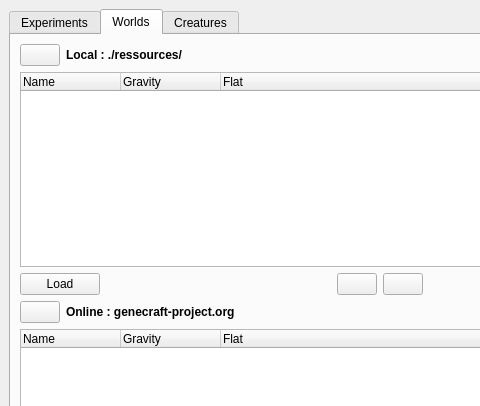
The window that src/genelab/core/ui/widgets/experiments/ressourcesbrowser.ui (GeneCraft/GeneCraft-Project) describes before a commit, drawn with Qt 5; both pictures show x 0 to 480 and y 0 to 406 of the 720 by 591 pixel window.
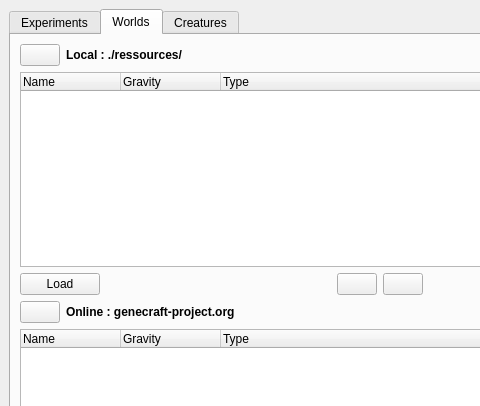
The same window after the commit. The open tabs and pages were chosen to show the change. Icons and pictures are not drawn.

The edit to the form file:
```diff
--- a/src/genelab/core/ui/widgets/experiments/ressourcesbrowser.ui
+++ b/src/genelab/core/ui/widgets/experiments/ressourcesbrowser.ui
@@ -400,7 +400,7 @@
              </column>
              <column>
               <property name="text">
-               <string>Flat</string>
+               <string>Type</string>
               </property>
              </column>
             </widget>
@@ -553,7 +553,7 @@
              </column>
              <column>
               <property name="text">
-               <string>Flat</string>
+               <string>Type</string>
               </property>
              </column>
             </widget>
```
Left out of the diff: 2 changed lines with no effect on the pictures.
